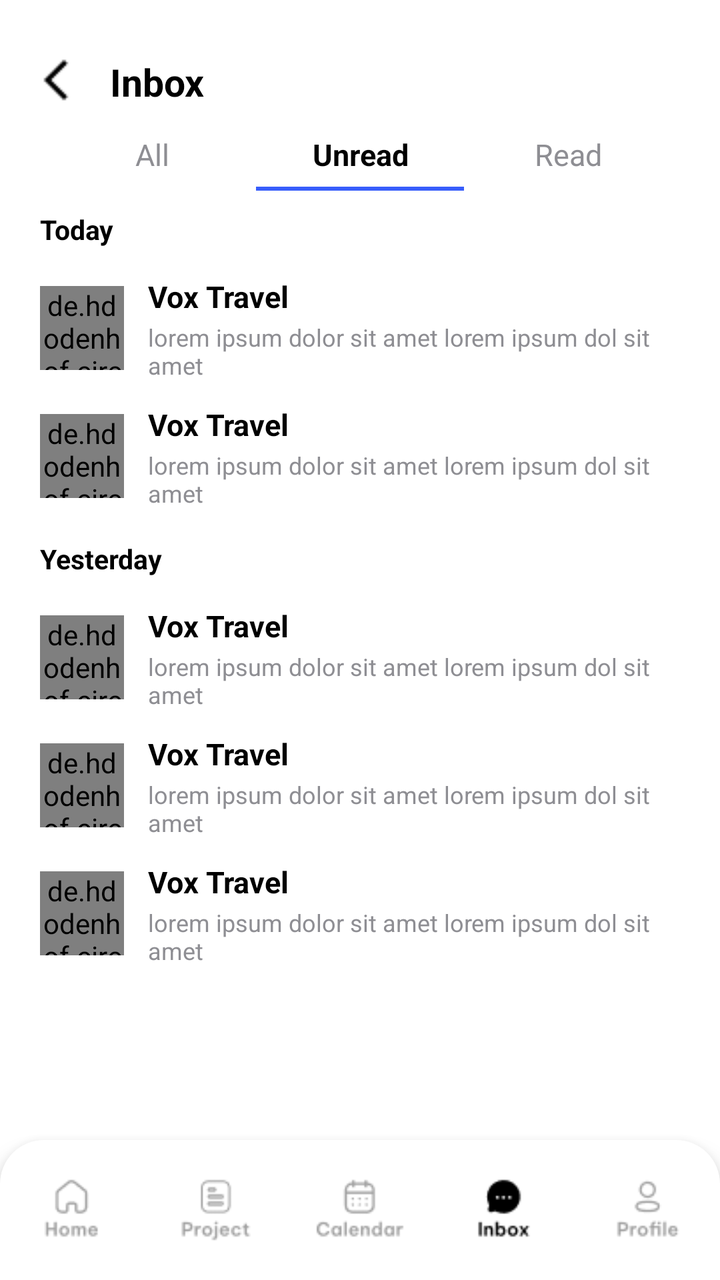
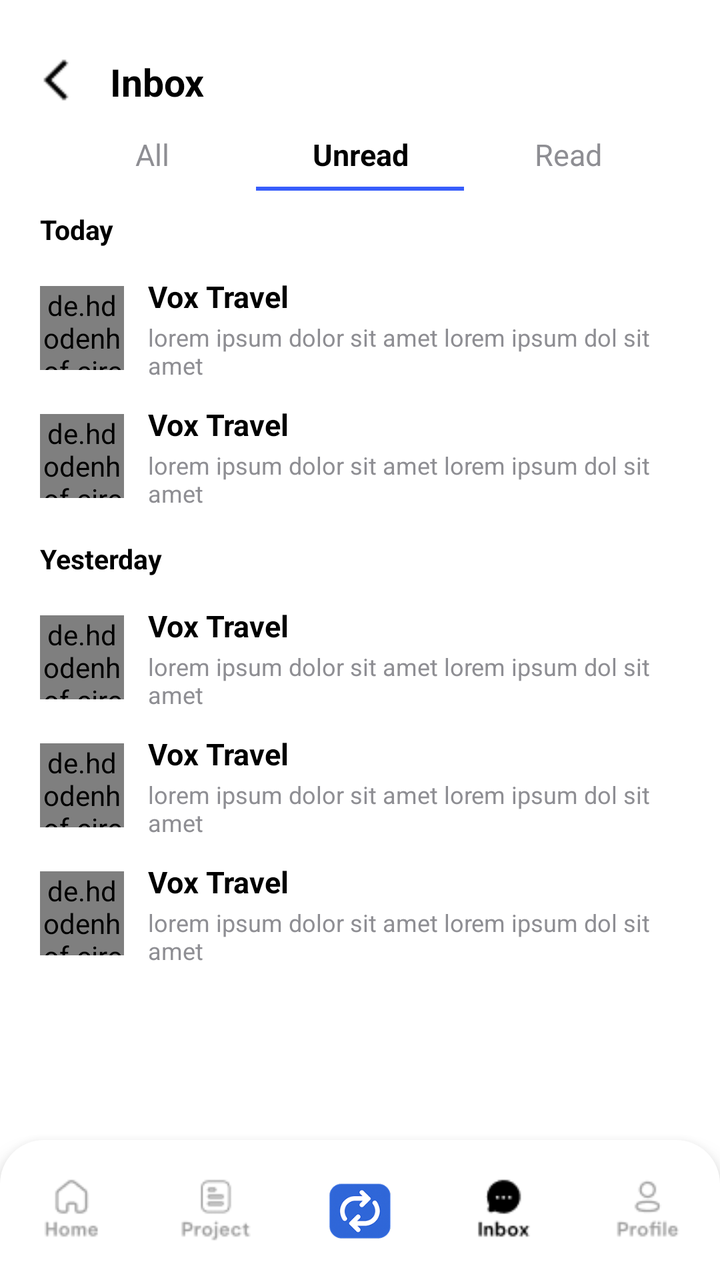

Two renders of the same Android screen: before a commit and after it. Below are the layout's source before the change and the commit's diff.
<!-- AndroidManifest.xml: application theme Theme.Teamflow -->
<!-- res/layout/activity_inbox_unread.xml -->
<?xml version="1.0" encoding="utf-8"?>
<RelativeLayout xmlns:android="http://schemas.android.com/apk/res/android"
    xmlns:app="http://schemas.android.com/apk/res-auto"
    xmlns:tools="http://schemas.android.com/tools"
    android:layout_width="match_parent"
    android:layout_height="match_parent"
    android:background="@color/white"
    android:paddingTop="15dp"
    tools:context=".inbox_unread">

    
    <RelativeLayout
        android:id="@+id/topBar"
        android:layout_width="match_parent"
        android:layout_height="52dp"
        android:paddingStart="16dp"
        android:paddingEnd="16dp"
        android:gravity="center_vertical">

        <ImageView
            android:id="@+id/backArrow"
            android:layout_width="24dp"
            android:layout_height="24dp"
            android:src="@drawable/back_arrow_head"
            android:layout_alignParentStart="true" />

        <TextView
            android:id="@+id/title"
            android:layout_width="wrap_content"
            android:layout_height="wrap_content"
            android:layout_toEndOf="@id/backArrow"
            android:layout_marginLeft="15dp"
            android:text="Inbox"
            android:textColor="@color/black"
            android:textSize="19sp"
            android:textStyle="bold" />
    </RelativeLayout>

    
    <LinearLayout
        android:id="@+id/tabLayout"
        android:layout_below="@id/topBar"
        android:layout_width="match_parent"
        android:layout_height="wrap_content"
        android:orientation="horizontal"
        android:gravity="center"
        android:paddingHorizontal="24dp">

        <TextView
            android:id="@+id/tabAll"
            android:layout_width="0dp"
            android:layout_height="wrap_content"
            android:layout_weight="1"
            android:gravity="center"
            android:text="All"
            android:textColor="@color/textgrey"
            android:textSize="15sp" />

        <TextView
            android:id="@+id/tabUnread"
            android:layout_width="0dp"
            android:layout_height="wrap_content"
            android:layout_weight="1"
            android:gravity="center"
            android:text="Unread"
            android:textColor="@color/black"
            android:textStyle="bold"
            android:textSize="15sp" />

        <TextView
            android:id="@+id/tabRead"
            android:layout_width="0dp"
            android:layout_height="wrap_content"
            android:layout_weight="1"
            android:gravity="center"
            android:text="Read"
            android:textColor="@color/textgrey"
            android:textSize="15sp" />
    </LinearLayout>

    
    <LinearLayout
        android:id="@+id/tabUnderlineRow"
        android:layout_width="match_parent"
        android:layout_height="2dp"
        android:layout_below="@id/tabLayout"
        android:layout_marginTop="6dp"
        android:paddingHorizontal="24dp"
        android:orientation="horizontal"
        android:weightSum="3">

        <View
            android:layout_width="0dp"
            android:layout_height="match_parent"
            android:layout_weight="1"
            android:background="@android:color/transparent" />

        <View
            android:layout_width="0dp"
            android:layout_height="match_parent"
            android:layout_weight="1"
            android:background="@color/bluebg" />

        <View
            android:layout_width="0dp"
            android:layout_height="match_parent"
            android:layout_weight="1"
            android:background="@android:color/transparent" />
    </LinearLayout>

    
    <ScrollView
        android:id="@+id/scroll"
        android:layout_width="match_parent"
        android:layout_height="match_parent"
        android:layout_below="@id/tabUnderlineRow"
        android:layout_above="@id/bottomNav"
        android:fillViewport="true">

        <LinearLayout
            android:layout_width="match_parent"
            android:layout_height="wrap_content"
            android:orientation="vertical"
            android:paddingHorizontal="20dp"
            android:paddingTop="10dp">

            
            <TextView
                android:layout_width="wrap_content"
                android:layout_height="wrap_content"
                android:text="Today"
                android:textColor="@color/black"
                android:textStyle="bold"
                android:textSize="13.5sp"
                android:layout_marginBottom="8dp" />

            
            <LinearLayout
                android:layout_width="match_parent"
                android:layout_height="64dp"
                android:orientation="horizontal"
                android:gravity="center_vertical"
                android:paddingVertical="6dp">

                <de.hdodenhof.circleimageview.CircleImageView
                    android:layout_width="42dp"
                    android:layout_height="42dp"
                    android:src="@drawable/pfp1" />

                <LinearLayout
                    android:layout_width="0dp"
                    android:layout_height="wrap_content"
                    android:layout_weight="1"
                    android:layout_marginStart="12dp"
                    android:orientation="vertical">

                    <TextView
                        android:layout_width="wrap_content"
                        android:layout_height="wrap_content"
                        android:text="Vox Travel"
                        android:textColor="@color/black"
                        android:textStyle="bold"
                        android:textSize="15sp" />

                    <TextView
                        android:layout_width="wrap_content"
                        android:layout_height="wrap_content"
                        android:layout_marginTop="2dp"
                        android:text="lorem ipsum dolor sit amet lorem ipsum dol sit amet"
                        android:textColor="@color/textgrey"
                        android:textSize="12sp" />
                </LinearLayout>
            </LinearLayout>

            
            <LinearLayout
                android:layout_width="match_parent"
                android:layout_height="64dp"
                android:orientation="horizontal"
                android:gravity="center_vertical"
                android:paddingVertical="6dp">

                <de.hdodenhof.circleimageview.CircleImageView
                    android:layout_width="42dp"
                    android:layout_height="42dp"
                    android:src="@drawable/pfp3" />

                <LinearLayout
                    android:layout_width="0dp"
                    android:layout_height="wrap_content"
                    android:layout_weight="1"
                    android:layout_marginStart="12dp"
                    android:orientation="vertical">

                    <TextView
                        android:layout_width="wrap_content"
                        android:layout_height="wrap_content"
                        android:text="Vox Travel"
                        android:textColor="@color/black"
                        android:textStyle="bold"
                        android:textSize="15sp" />

                    <TextView
                        android:layout_width="wrap_content"
                        android:layout_height="wrap_content"
                        android:layout_marginTop="2dp"
                        android:text="lorem ipsum dolor sit amet lorem ipsum dol sit amet"
                        android:textColor="@color/textgrey"
                        android:textSize="12sp" />
                </LinearLayout>
            </LinearLayout>

            
            <TextView
                android:layout_width="wrap_content"
                android:layout_height="wrap_content"
                android:text="Yesterday"
                android:textColor="@color/black"
                android:textStyle="bold"
                android:textSize="13.5sp"
                android:layout_marginTop="10dp"
                android:layout_marginBottom="8dp" />

            
            <LinearLayout
                android:layout_width="match_parent"
                android:layout_height="64dp"
                android:orientation="horizontal"
                android:gravity="center_vertical"
                android:paddingVertical="6dp">

                <de.hdodenhof.circleimageview.CircleImageView
                    android:layout_width="42dp"
                    android:layout_height="42dp"
                    android:src="@drawable/pfp4" />

                <LinearLayout
                    android:layout_width="0dp"
                    android:layout_height="wrap_content"
                    android:layout_weight="1"
                    android:layout_marginStart="12dp"
                    android:orientation="vertical">

                    <TextView
                        android:layout_width="wrap_content"
                        android:layout_height="wrap_content"
                        android:text="Vox Travel"
                        android:textColor="@color/black"
                        android:textStyle="bold"
                        android:textSize="15sp" />

                    <TextView
                        android:layout_width="wrap_content"
                        android:layout_height="wrap_content"
                        android:layout_marginTop="2dp"
                        android:text="lorem ipsum dolor sit amet lorem ipsum dol sit amet"
                        android:textColor="@color/textgrey"
                        android:textSize="12sp" />
                </LinearLayout>
            </LinearLayout>

            
            <LinearLayout
                android:layout_width="match_parent"
                android:layout_height="64dp"
                android:orientation="horizontal"
                android:gravity="center_vertical"
                android:paddingVertical="6dp">

                <de.hdodenhof.circleimageview.CircleImageView
                    android:layout_width="42dp"
                    android:layout_height="42dp"
                    android:src="@drawable/pfp5" />

                <LinearLayout
                    android:layout_width="0dp"
                    android:layout_height="wrap_content"
                    android:layout_weight="1"
                    android:layout_marginStart="12dp"
                    android:orientation="vertical">

                    <TextView
                        android:layout_width="wrap_content"
                        android:layout_height="wrap_content"
                        android:text="Vox Travel"
                        android:textColor="@color/black"
                        android:textStyle="bold"
                        android:textSize="15sp" />

                    <TextView
                        android:layout_width="wrap_content"
                        android:layout_height="wrap_content"
                        android:layout_marginTop="2dp"
                        android:text="lorem ipsum dolor sit amet lorem ipsum dol sit amet"
                        android:textColor="@color/textgrey"
                        android:textSize="12sp" />
                </LinearLayout>
            </LinearLayout>

            
            <LinearLayout
                android:layout_width="match_parent"
                android:layout_height="64dp"
                android:orientation="horizontal"
                android:gravity="center_vertical"
                android:paddingVertical="6dp">

                <de.hdodenhof.circleimageview.CircleImageView
                    android:layout_width="42dp"
                    android:layout_height="42dp"
                    android:src="@drawable/pfp2" />

                <LinearLayout
                    android:layout_width="0dp"
                    android:layout_height="wrap_content"
                    android:layout_weight="1"
                    android:layout_marginStart="12dp"
                    android:orientation="vertical">

                    <TextView
                        android:layout_width="wrap_content"
                        android:layout_height="wrap_content"
                        android:text="Vox Travel"
                        android:textColor="@color/black"
                        android:textStyle="bold"
                        android:textSize="15sp" />

                    <TextView
                        android:layout_width="wrap_content"
                        android:layout_height="wrap_content"
                        android:layout_marginTop="2dp"
                        android:text="lorem ipsum dolor sit amet lorem ipsum dol sit amet"
                        android:textColor="@color/textgrey"
                        android:textSize="12sp" />
                </LinearLayout>
            </LinearLayout>
        </LinearLayout>
    </ScrollView>

    
    <LinearLayout
        android:id="@+id/bottomNav"
        android:layout_alignParentBottom="true"
        android:layout_width="match_parent"
        android:layout_height="70dp"
        android:orientation="horizontal"
        android:weightSum="5"
        android:background="@drawable/bg_bottom_nav_round"
        android:elevation="8dp"
        android:paddingVertical="8dp">

        <LinearLayout android:layout_width="0dp" android:layout_height="match_parent" android:layout_weight="1" android:gravity="center">
            <ImageView android:layout_width="match_parent" android:layout_height="match_parent" android:layout_margin="10dp" android:src="@drawable/home_unselect"/>
        </LinearLayout>

        <LinearLayout android:layout_width="0dp" android:layout_height="match_parent" android:layout_weight="1" android:gravity="center">
            <ImageView android:layout_width="match_parent" android:layout_height="match_parent" android:layout_margin="10dp" android:src="@drawable/project_unselect"/>
        </LinearLayout>

        <LinearLayout android:layout_width="0dp" android:layout_height="match_parent" android:layout_weight="1" android:gravity="center">
            <ImageView android:layout_width="match_parent" android:layout_height="match_parent" android:layout_margin="10dp" android:src="@drawable/calendar_unselect"/>
        </LinearLayout>

        <LinearLayout android:layout_width="0dp" android:layout_height="match_parent" android:layout_weight="1" android:gravity="center">
            <ImageView android:layout_width="match_parent" android:layout_height="match_parent" android:layout_margin="10dp" android:src="@drawable/inbox_selected"/>
        </LinearLayout>

        <LinearLayout android:layout_width="0dp" android:layout_height="match_parent" android:layout_weight="1" android:gravity="center">
            <ImageView android:layout_width="match_parent" android:layout_height="match_parent" android:layout_margin="10dp" android:src="@drawable/profile_unselect"/>
        </LinearLayout>
    </LinearLayout>

</RelativeLayout>
<!-- resources referenced by this layout -->
<resources>
  <color name="black">#FF000000</color>
  <color name="bluebg">#375DFB</color>
  <color name="textgrey">#8E8E93</color>
  <color name="white">#FFFFFFFF</color>
  <!-- drawable back_arrow_head: png bitmap (drawable, 210 bytes) -->
  <!-- drawable bg_bottom_nav_round (drawable) -->
  <?xml version="1.0" encoding="utf-8"?>
  <shape xmlns:android="http://schemas.android.com/apk/res/android">
      <corners android:topLeftRadius="22dp" android:topRightRadius="22dp" />
      <solid android:color="@color/white" />
  </shape>
  <!-- drawable calendar_unselect: png bitmap (drawable, 1151 bytes) -->
  <!-- drawable home_unselect: png bitmap (drawable, 898 bytes) -->
  <!-- drawable inbox_selected: png bitmap (drawable, 603 bytes) -->
  <!-- drawable pfp1: png bitmap (drawable, 3442 bytes) -->
  <!-- drawable pfp2: png bitmap (drawable, 3665 bytes) -->
  <!-- drawable pfp3: png bitmap (drawable, 3564 bytes) -->
  <!-- drawable pfp4: png bitmap (drawable, 3070 bytes) -->
  <!-- drawable pfp5: png bitmap (drawable, 3588 bytes) -->
  <!-- drawable profile_unselect: png bitmap (drawable, 1003 bytes) -->
  <!-- drawable project_unselect: png bitmap (drawable, 1091 bytes) -->
  <style name="Theme.Teamflow" parent="Base.Theme.Teamflow" />
  <style name="Base.Theme.Teamflow" parent="Theme.Material3.DayNight.NoActionBar">
          
         <item name="colorPrimary">#2F6CE5</item>
      </style>
</resources>

<!-- the commit's change to res/layout/activity_inbox_unread.xml (unified diff, before → after) -->
@@ -358,7 +358,7 @@
         </LinearLayout>
 
         <LinearLayout android:layout_width="0dp" android:layout_height="match_parent" android:layout_weight="1" android:gravity="center">
-            <ImageView android:layout_width="match_parent" android:layout_height="match_parent" android:layout_margin="10dp" android:src="@drawable/calendar_unselect"/>
+            <ImageView android:layout_width="match_parent" android:layout_height="match_parent" android:layout_margin="10dp" android:src="@drawable/logo_main"/>
         </LinearLayout>
 
         <LinearLayout android:layout_width="0dp" android:layout_height="match_parent" android:layout_weight="1" android:gravity="center">
<!-- resource entries referenced after the edit -->
@@ -11,9 +11,9 @@
       <corners android:topLeftRadius="22dp" android:topRightRadius="22dp" />
       <solid android:color="@color/white" />
   </shape>
-  <!-- drawable calendar_unselect: png bitmap (drawable, 1151 bytes) -->
   <!-- drawable home_unselect: png bitmap (drawable, 898 bytes) -->
   <!-- drawable inbox_selected: png bitmap (drawable, 603 bytes) -->
+  <!-- drawable logo_main: png bitmap (drawable, 15760 bytes) -->
   <!-- drawable pfp1: png bitmap (drawable, 3442 bytes) -->
   <!-- drawable pfp2: png bitmap (drawable, 3665 bytes) -->
   <!-- drawable pfp3: png bitmap (drawable, 3564 bytes) -->
